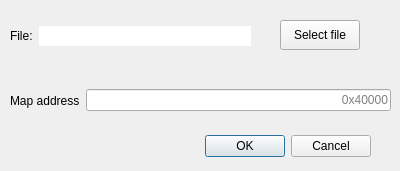
The window that src/dialogs/OpenFileDialog.ui (rizinorg/cutter) describes before a commit, drawn with Qt 5.
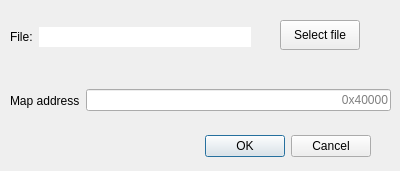
The same window after the commit.

Commit message: Prevent r2 injection while opening a file

Patch:
```diff
--- a/src/dialogs/OpenFileDialog.ui
+++ b/src/dialogs/OpenFileDialog.ui
@@ -48,7 +48,7 @@
      <x>10</x>
      <y>20</y>
      <width>241</width>
-     <height>27</height>
+     <height>29</height>
     </rect>
    </property>
    <layout class="QHBoxLayout" name="horizontalLayout">
```
Left out of the diff: 16 changed lines with no effect on the pictures. The commit also changes 1 other file.
